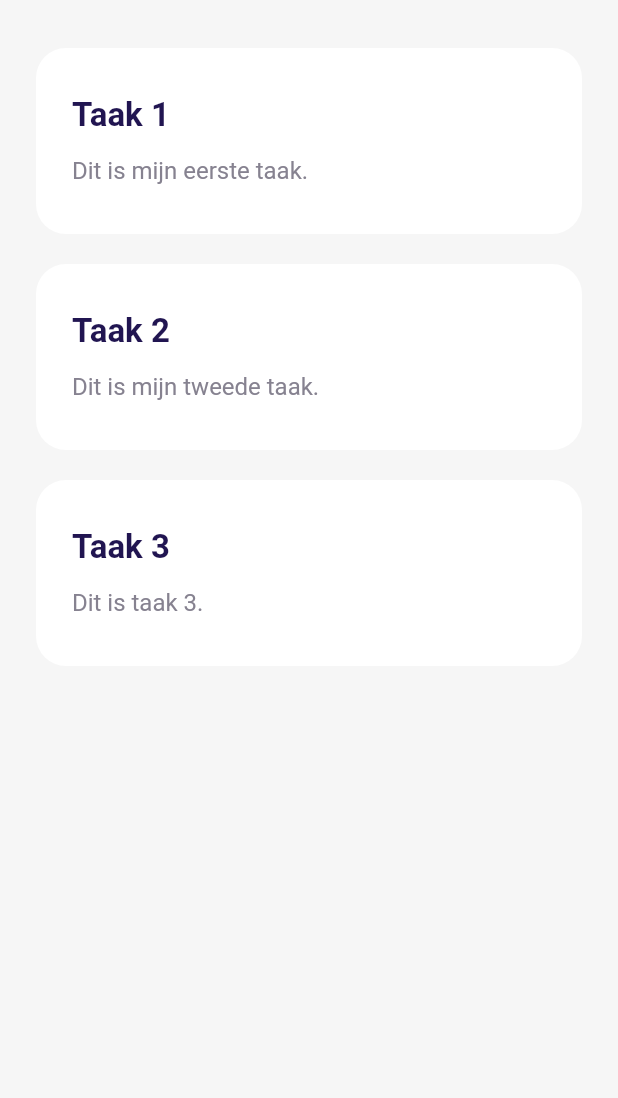
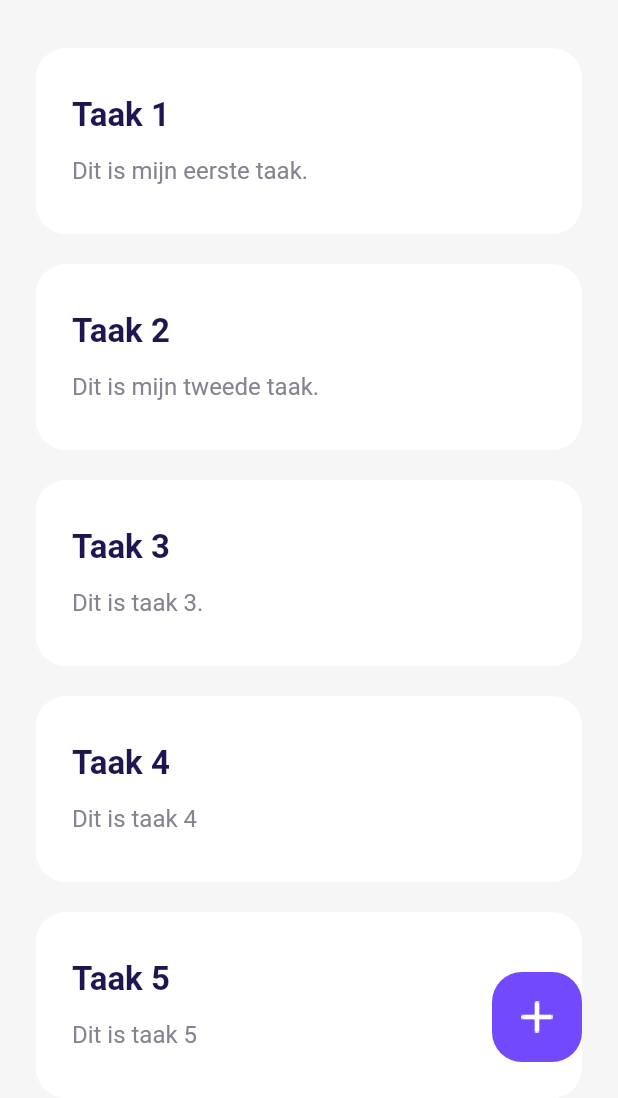
Before and after one commit to ferre0160/to-do-app, a Flutter app: the screen it shows after launch, on a phone screen of 412 x 824 dp, the part 138-1236 px from its top. Run offline on Flutter 3.47's test engine with Material 2 defaults, Android fonts, the phone set to English and light mode, and no system bars.

Commit message:
les 7-10

```diff
--- a/lib/screens/homepage.dart
+++ b/lib/screens/homepage.dart
@@ -1,4 +1,5 @@
 import 'package:flutter/material.dart';
+import 'package:todo_app/screens/taskpage.dart';
 import 'package:todo_app/widgets.dart';
 
 class HomePage extends StatefulWidget {
@@ -15,27 +16,55 @@ class _HomePageState extends State<HomePage> {
           width: double.infinity,
           padding: EdgeInsets.symmetric(
             horizontal: 24,
-            vertical: 32,
           ),
           color: Color(0xFFF6F6F6),
-          child: Column(
+          child: Stack(
+            children: [
+              Column(
                 crossAxisAlignment: CrossAxisAlignment.start,
                 children: [
                   Container(
-                margin: EdgeInsets.only(bottom: 32),
+                    margin: EdgeInsets.only(top: 32, bottom: 32),
                     child: Image(
                       image: AssetImage('assets/logo.png'),
                     ),
                   ),
+                  Expanded(
+                    child: ListView(
+                      children: [
                         TaskCardWidget(
-                title: "Taak 1",
-                desc: "Dit is mijn eerste taak.",
+                            title: "Taak 1", desc: "Dit is mijn eerste taak."),
+                        TaskCardWidget(
+                            title: "Taak 2", desc: "Dit is mijn tweede taak."),
+                        TaskCardWidget(title: "Taak 3", desc: "Dit is taak 3."),
+                        TaskCardWidget(title: "Taak 4", desc: "Dit is taak 4"),
+                        TaskCardWidget(title: "Taak 5", desc: "Dit is taak 5"),
+                        TaskCardWidget(title: "Taak 6", desc: "Dit is taak 6"),
+                      ],
                     ),
-              TaskCardWidget(
-                title: "Taak 2",
-                desc: "Dit is mijn tweede taak.",
+                  )
+                ],
               ),
-              TaskCardWidget(title: "Taak 3", desc: "Dit is taak 3.")
+              Positioned(
+                bottom: 24,
+                right: 0,
+                child: GestureDetector(
+                  onTap: () {
+                    Navigator.push(context,
+                        MaterialPageRoute(builder: (context) => Taskpage()));
+                  },
+                  child: Container(
+                      width: 60,
+                      height: 60,
+                      decoration: BoxDecoration(
+                        color: Color(0xFF7349FE),
+                        borderRadius: BorderRadius.circular(20),
+                      ),
+                      child: Image(
+                        image: AssetImage("assets/add_icon.png"),
+                      )),
+                ),
+              )
             ],
           ),
         ),
--- a/pubspec.yaml
+++ b/pubspec.yaml
@@ -60,6 +60,8 @@ flutter:
   # To add assets to your application, add an assets section, like this:
   assets:
     - assets/logo.png
+    - assets/add_icon.png
+    - assets/back_arrow_icon.png
 
   # An image asset can refer to one or more resolution-specific "variants", see
   # https://flutter.dev/assets-and-images/#resolution-aware.
```
Also changed, not shown: lib/screens/taskpage.dart (added, +54 -0 lines). Lines whose indentation alone changed are shown as unchanged.
